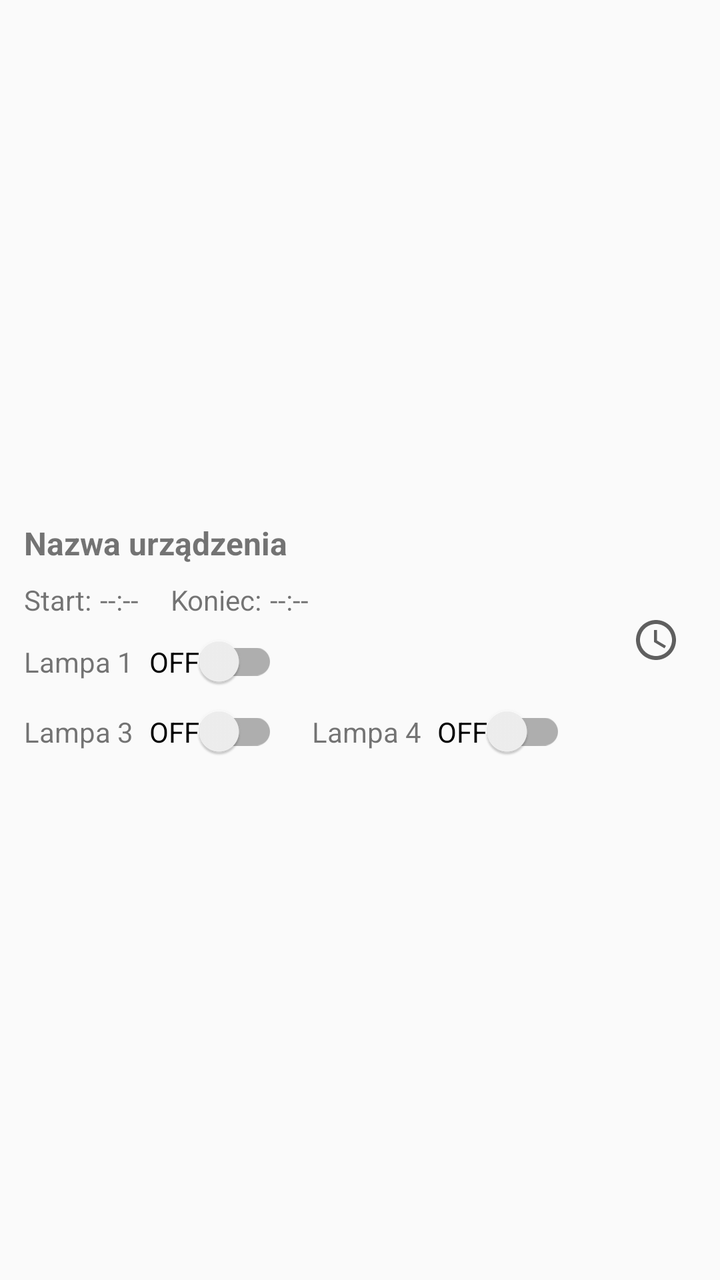
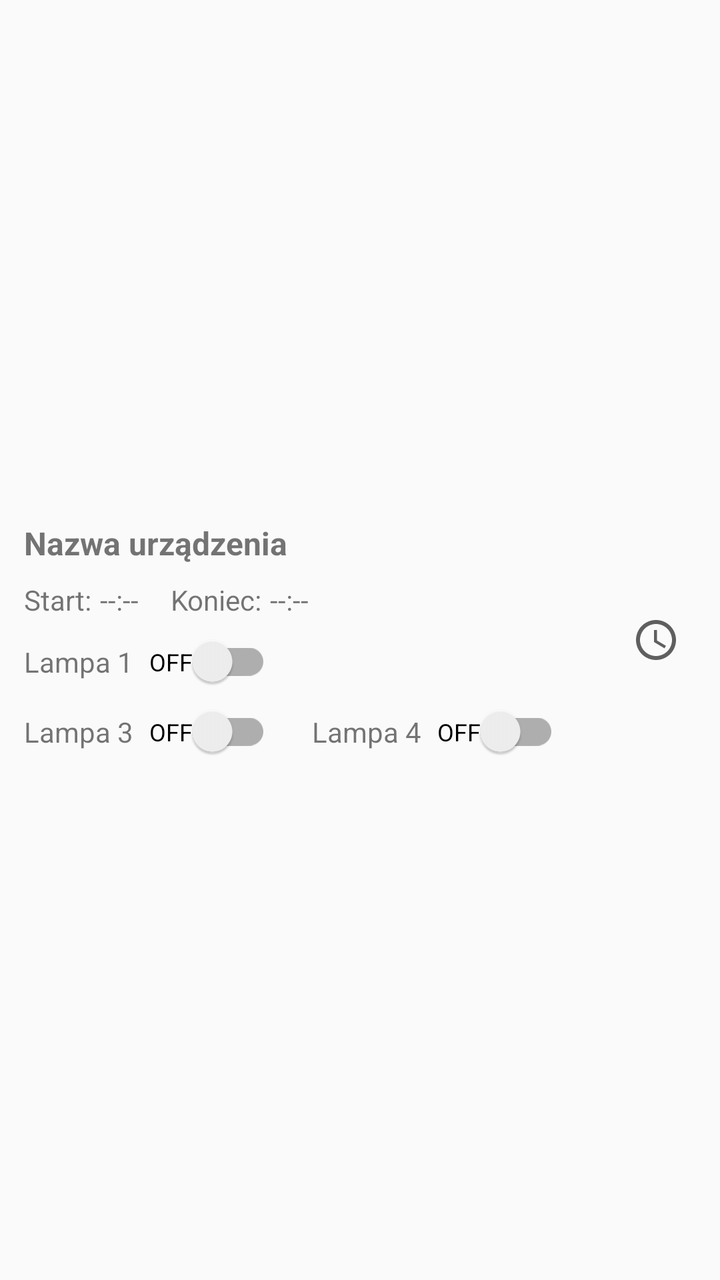

Before-and-after screenshots of an Android layout around one commit, followed by the original layout XML and the change that was made.
<!-- AndroidManifest.xml: application theme Theme.AquaControl -->
<!-- res/layout/item_device.xml -->
<?xml version="1.0" encoding="utf-8"?>
<androidx.constraintlayout.widget.ConstraintLayout xmlns:android="http://schemas.android.com/apk/res/android"
    xmlns:app="http://schemas.android.com/apk/res-auto"
    android:layout_width="match_parent"
    android:layout_height="wrap_content"
    android:padding="12dp">

    <ImageButton
        android:id="@+id/timeButton"
        android:layout_width="40dp"
        android:layout_height="40dp"
        android:background="?attr/selectableItemBackgroundBorderless"
        android:contentDescription="@string/set_time"
        android:src="@drawable/baseline_access_time_24"
        app:tint="?attr/colorPrimary"
        app:layout_constraintTop_toTopOf="parent"
        app:layout_constraintBottom_toBottomOf="parent"
        app:layout_constraintEnd_toEndOf="parent" />

    <LinearLayout
        android:id="@+id/contentContainer"
        android:layout_width="0dp"
        android:layout_height="wrap_content"
        android:orientation="vertical"
        android:layout_marginEnd="8dp"
        app:layout_constraintStart_toStartOf="parent"
        app:layout_constraintEnd_toStartOf="@id/timeButton"
        app:layout_constraintTop_toTopOf="parent"
        app:layout_constraintBottom_toBottomOf="parent">

        <TextView
            android:id="@+id/deviceName"
            android:layout_width="match_parent"
            android:layout_height="wrap_content"
            android:text="@string/device_name"
            android:textStyle="bold"
            android:textSize="16sp"
            android:paddingBottom="4dp" />

        <LinearLayout
            android:layout_width="wrap_content"
            android:layout_height="wrap_content"
            android:orientation="horizontal"
            android:gravity="center_horizontal"
            android:layout_gravity="start"
            android:paddingBottom="8dp"
            android:layout_marginTop="4dp">

            <LinearLayout
                android:layout_width="wrap_content"
                android:layout_height="wrap_content"
                android:orientation="horizontal"
                android:gravity="start"
                android:layout_marginEnd="16dp">

                <TextView
                    android:layout_width="wrap_content"
                    android:layout_height="wrap_content"
                    android:text="@string/label_start"
                    android:textSize="14sp"
                    android:paddingEnd="4dp" />

                <TextView
                    android:id="@+id/startTimeText"
                    android:layout_width="wrap_content"
                    android:layout_height="wrap_content"
                    android:text="--:--"
                    android:textSize="14sp" />
            </LinearLayout>

            <LinearLayout
                android:layout_width="wrap_content"
                android:layout_height="wrap_content"
                android:orientation="horizontal"
                android:gravity="center_vertical">

                <TextView
                    android:layout_width="wrap_content"
                    android:layout_height="wrap_content"
                    android:text="@string/label_end"
                    android:textSize="14sp"
                    android:paddingEnd="4dp" />

                <TextView
                    android:id="@+id/endTimeText"
                    android:layout_width="wrap_content"
                    android:layout_height="wrap_content"
                    android:text="--:--"
                    android:textSize="14sp" />
            </LinearLayout>
        </LinearLayout>

        <LinearLayout
            android:layout_width="match_parent"
            android:layout_height="wrap_content"
            android:orientation="vertical">

            <LinearLayout
                android:layout_width="match_parent"
                android:layout_height="wrap_content"
                android:orientation="horizontal"
                android:weightSum="2">

                <LinearLayout
                    android:id="@+id/sw1Container"
                    android:layout_width="0dp"
                    android:layout_height="wrap_content"
                    android:layout_weight="1"
                    android:orientation="horizontal"
                    android:gravity="center_vertical">

                    <TextView
                        android:id="@+id/labelMain"
                        android:layout_width="wrap_content"
                        android:layout_height="wrap_content"
                        android:text="@string/lamp_1"
                        android:textSize="14sp"
                        android:paddingEnd="8dp" />

                    <androidx.appcompat.widget.SwitchCompat
                        android:id="@+id/isOn1"
                        android:layout_width="wrap_content"
                        android:layout_height="wrap_content"
                        android:text="@string/switch_off" />
                </LinearLayout>

                <LinearLayout
                    android:id="@+id/sw2Container"
                    android:layout_width="0dp"
                    android:layout_height="wrap_content"
                    android:layout_weight="1"
                    android:orientation="horizontal"
                    android:gravity="center_vertical"
                    android:visibility="gone">

                    <TextView
                        android:id="@+id/labelSecondary"
                        android:layout_width="wrap_content"
                        android:layout_height="wrap_content"
                        android:text="@string/lamp_2"
                        android:textSize="14sp"
                        android:paddingEnd="8dp" />

                    <androidx.appcompat.widget.SwitchCompat
                        android:id="@+id/isOn2"
                        android:layout_width="wrap_content"
                        android:layout_height="wrap_content"
                        android:text="@string/switch_off" />
                </LinearLayout>
            </LinearLayout>

            <LinearLayout
                android:id="@+id/sw3Container"
                android:layout_width="match_parent"
                android:layout_height="wrap_content"
                android:orientation="horizontal"
                android:weightSum="2"
                android:paddingTop="8dp">

                <LinearLayout
                    android:layout_width="0dp"
                    android:layout_height="wrap_content"
                    android:layout_weight="1"
                    android:orientation="horizontal"
                    android:gravity="center_vertical">

                    <TextView
                        android:id="@+id/labelTertiary"
                        android:layout_width="wrap_content"
                        android:layout_height="wrap_content"
                        android:text="@string/lamp_3"
                        android:textSize="14sp"
                        android:paddingEnd="8dp" />

                    <androidx.appcompat.widget.SwitchCompat
                        android:id="@+id/isOn3"
                        android:layout_width="wrap_content"
                        android:layout_height="wrap_content"
                        android:text="@string/switch_off" />
                </LinearLayout>

                <LinearLayout
                    android:id="@+id/sw4Container"
                    android:layout_width="0dp"
                    android:layout_height="wrap_content"
                    android:layout_weight="1"
                    android:orientation="horizontal"
                    android:gravity="center_vertical">

                    <TextView
                        android:id="@+id/labelQuaternary"
                        android:layout_width="wrap_content"
                        android:layout_height="wrap_content"
                        android:text="@string/lamp_4"
                        android:textSize="14sp"
                        android:paddingEnd="8dp" />

                    <androidx.appcompat.widget.SwitchCompat
                        android:id="@+id/isOn4"
                        android:layout_width="wrap_content"
                        android:layout_height="wrap_content"
                        android:text="@string/switch_off" />
                </LinearLayout>
            </LinearLayout>
        </LinearLayout>

        <TextView
            android:id="@+id/temperatureText"
            android:layout_width="wrap_content"
            android:layout_height="wrap_content"
            android:layout_marginTop="8dp"
            android:text="@string/temperature_unavailable"
            android:textSize="14sp"
            android:visibility="gone" />
    </LinearLayout>
</androidx.constraintlayout.widget.ConstraintLayout>
<!-- resources referenced by this layout -->
<resources>
  <!-- drawable baseline_access_time_24 (drawable) -->
  <vector xmlns:android="http://schemas.android.com/apk/res/android" android:height="24dp" android:tint="#000000" android:viewportHeight="24" android:viewportWidth="24" android:width="24dp">
        
      <path android:fillColor="@android:color/white" android:pathData="M11.99,2C6.47,2 2,6.48 2,12s4.47,10 9.99,10C17.52,22 22,17.52 22,12S17.52,2 11.99,2zM12,20c-4.42,0 -8,-3.58 -8,-8s3.58,-8 8,-8 8,3.58 8,8 -3.58,8 -8,8z"/>
        
      <path android:fillColor="@android:color/white" android:pathData="M12.5,7H11v6l5.25,3.15 0.75,-1.23 -4.5,-2.67z"/>
      
  </vector>
  <string name="device_name">Nazwa urządzenia</string>
  <string name="label_end">Koniec:</string>
  <string name="label_start">Start:</string>
  <string name="lamp_1">Lampa 1</string>
  <string name="lamp_2">Lampa 2</string>
  <string name="lamp_3">Lampa 3</string>
  <string name="lamp_4">Lampa 4</string>
  <string name="set_time">Ustaw czas</string>
  <string name="switch_off">OFF</string>
  <string name="temperature_unavailable">Temperatura: --.- °C</string>
  <style name="Theme.AquaControl" parent="Theme.AppCompat.Light.NoActionBar">
          <item name="colorPrimary">@color/bar_background</item>
  
      </style>
  <color name="bar_background">#5F5F5F</color>
</resources>

<!-- the commit's change to res/layout/item_device.xml (unified diff, before → after) -->
@@ -119,6 +119,7 @@
 
                     <androidx.appcompat.widget.SwitchCompat
                         android:id="@+id/isOn1"
+                        android:textSize="12sp"
                         android:layout_width="wrap_content"
                         android:layout_height="wrap_content"
                         android:text="@string/switch_off" />
@@ -143,6 +144,7 @@
 
                     <androidx.appcompat.widget.SwitchCompat
                         android:id="@+id/isOn2"
+                        android:textSize="12sp"
                         android:layout_width="wrap_content"
                         android:layout_height="wrap_content"
                         android:text="@string/switch_off" />
@@ -174,6 +176,7 @@
 
                     <androidx.appcompat.widget.SwitchCompat
                         android:id="@+id/isOn3"
+                        android:textSize="12sp"
                         android:layout_width="wrap_content"
                         android:layout_height="wrap_content"
                         android:text="@string/switch_off" />
@@ -197,6 +200,7 @@
 
                     <androidx.appcompat.widget.SwitchCompat
                         android:id="@+id/isOn4"
+                        android:textSize="12sp"
                         android:layout_width="wrap_content"
                         android:layout_height="wrap_content"
                         android:text="@string/switch_off" />
